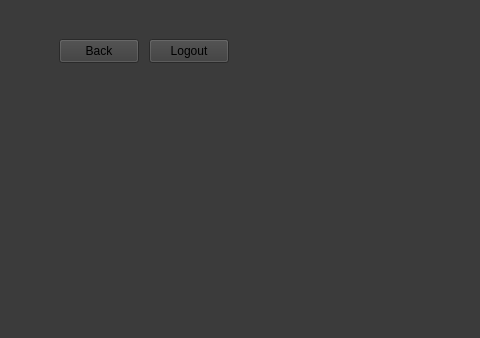
Old version of the form mainwindow.ui in the repository jadendno/man-i-love-baseball; both pictures show x 0 to 480 and y 0 to 338 of the 878 by 703 pixel window.
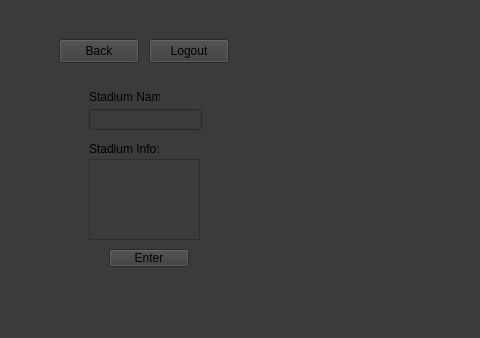
New version of the form. The open tabs and pages were chosen to show the change.

Commit message: add info edit function to the admin menu

Patch:
```diff
--- a/mainwindow.ui
+++ b/mainwindow.ui
@@ -274,6 +274,81 @@
        <string>Logout</string>
       </property>
      </widget>
+     <widget class="QLineEdit" name="StadiumBar">
+      <property name="geometry">
+       <rect>
+        <x>90</x>
+        <y>110</y>
+        <width>113</width>
+        <height>21</height>
+       </rect>
+      </property>
+      <property name="inputMask">
+       <string/>
+      </property>
+      <property name="text">
+       <string/>
+      </property>
+     </widget>
+     <widget class="QPushButton" name="InfoBtn">
+      <property name="geometry">
+       <rect>
+        <x>110</x>
+        <y>250</y>
+        <width>80</width>
+        <height>18</height>
+       </rect>
+      </property>
+      <property name="text">
+       <string>Enter</string>
+      </property>
+     </widget>
+     <widget class="QTextEdit" name="StadiumInfoBar">
+      <property name="geometry">
+       <rect>
+        <x>90</x>
+        <y>160</y>
+        <width>111</width>
+        <height>81</height>
+       </rect>
+      </property>
+      <property name="html">
+       <string>&lt;!DOCTYPE HTML PUBLIC &quot;-//W3C//DTD HTML 4.0//EN&quot; &quot;http://www.w3.org/TR/REC-html40/strict.dtd&quot;&gt;
+&lt;html&gt;&lt;head&gt;&lt;meta name=&quot;qrichtext&quot; content=&quot;1&quot; /&gt;&lt;meta charset=&quot;utf-8&quot; /&gt;&lt;style type=&quot;text/css&quot;&gt;
+p, li { white-space: pre-wrap; }
+hr { height: 1px; border-width: 0; }
+li.unchecked::marker { content: &quot;\2610&quot;; }
+li.checked::marker { content: &quot;\2612&quot;; }
+&lt;/style&gt;&lt;/head&gt;&lt;body style=&quot; font-family:'Segoe UI'; font-size:9pt; font-weight:400; font-style:normal;&quot;&gt;
+&lt;p style=&quot;-qt-paragraph-type:empty; margin-top:0px; margin-bottom:0px; margin-left:0px; margin-right:0px; -qt-block-indent:0; text-indent:0px;&quot;&gt;&lt;br /&gt;&lt;/p&gt;&lt;/body&gt;&lt;/html&gt;</string>
+      </property>
+     </widget>
+     <widget class="QLabel" name="label">
+      <property name="geometry">
+       <rect>
+        <x>90</x>
+        <y>90</y>
+        <width>71</width>
+        <height>16</height>
+       </rect>
+      </property>
+      <property name="text">
+       <string>Stadium Name:</string>
+      </property>
+     </widget>
+     <widget class="QLabel" name="label_2">
+      <property name="geometry">
+       <rect>
+        <x>90</x>
+        <y>140</y>
+        <width>71</width>
+        <height>20</height>
+       </rect>
+      </property>
+      <property name="text">
+       <string>Stadium Info:</string>
+      </property>
+     </widget>
     </widget>
    </widget>
   </widget>
```
Left out of the diff: 3 changed lines with no effect on the pictures. The commit also changes 5 other files.
